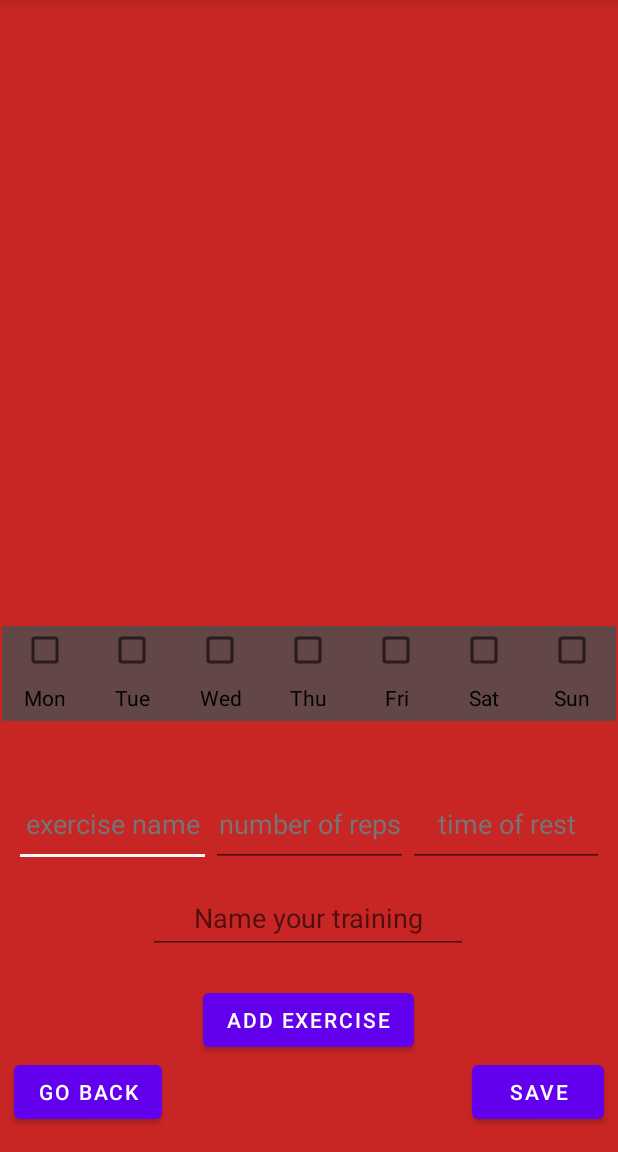
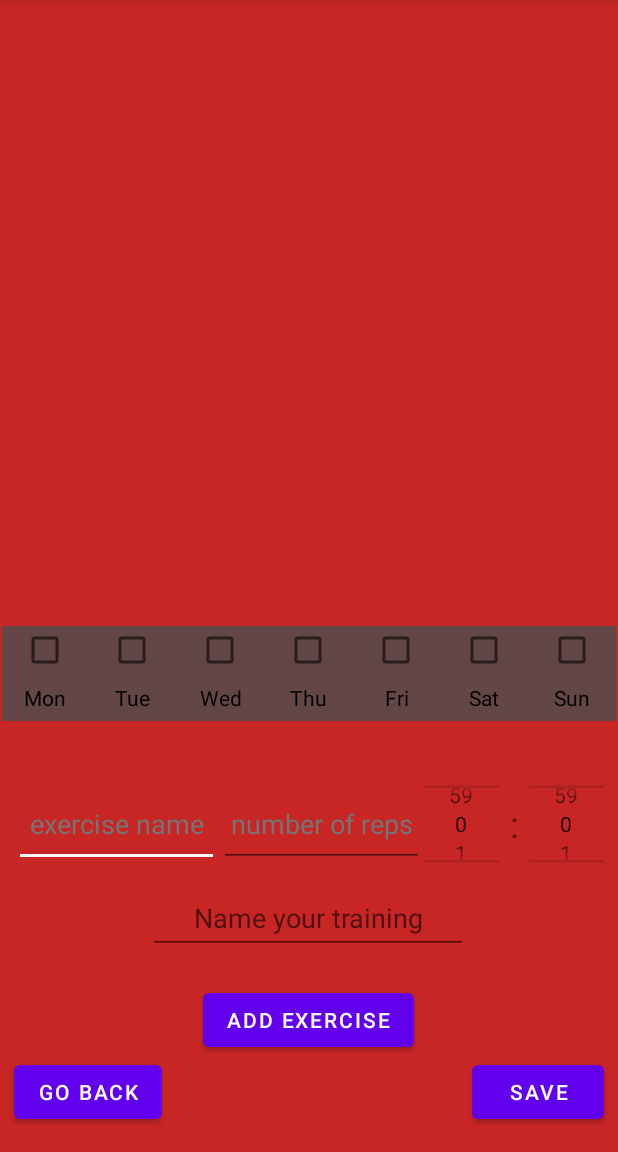
Before and after one commit to nidaloldd/My_Workout_app, an Android app: the PlaningActivity screen opened directly, with no data from a screen before it, on a phone screen of 412 x 824 dp, the part 84-1236 px from its top. Run offline under Robolectric (Android 15) with nearby library versions, the light colour scheme and no system bars.

Commit message:
RestTime

```diff
--- a/app/src/main/java/Adapter/ManageAdapter.java
+++ b/app/src/main/java/Adapter/ManageAdapter.java
@@ -78,7 +78,7 @@ public class ManageAdapter extends RecyclerView.Adapter<ManageAdapter.ViewHolder
 
                 ArrayList<String> ex_name = new ArrayList<String>();
                 ArrayList<Integer>ex_reps = new ArrayList<Integer>();
-                ArrayList<Integer>ex_rest = new ArrayList<Integer>();
+                ArrayList<String>ex_rest = new ArrayList<String>();
                 for(int i = 0 ; i< ex.size();i++){
                     ex_name.add(ex.get(i).getName());
                     ex_reps.add(ex.get(i).getReps_number());
@@ -107,7 +107,7 @@ public class ManageAdapter extends RecyclerView.Adapter<ManageAdapter.ViewHolder
 
                 ArrayList<String> ex_name = new ArrayList<String>();
                 ArrayList<Integer>ex_reps = new ArrayList<Integer>();
-                ArrayList<Integer>ex_rest = new ArrayList<Integer>();
+                ArrayList<String>ex_rest = new ArrayList<String>();
                 for(int i = 0 ; i< ex.size();i++){
                     ex_name.add(ex.get(i).getName());
                     ex_reps.add(ex.get(i).getReps_number());
--- a/app/src/main/java/com/example/my_workout_app/PlaningActivity.java
+++ b/app/src/main/java/com/example/my_workout_app/PlaningActivity.java
@@ -9,6 +9,7 @@ import android.view.View;
 import android.widget.Button;
 import android.widget.CheckBox;
 import android.widget.EditText;
+import android.widget.NumberPicker;
 import android.widget.RelativeLayout;
 import android.widget.ScrollView;
 import android.widget.TextView;
@@ -23,7 +24,6 @@ public class PlaningActivity extends AppCompatActivity implements View.OnClickLi
 
     private EditText addName;
     private EditText addReps;
-    private EditText addRest;
     private EditText workoutName;
     private Button addExerciseButton;
     private Button backButton;
@@ -42,6 +42,8 @@ public class PlaningActivity extends AppCompatActivity implements View.OnClickLi
     private CheckBox cb_6;
     private CheckBox cb_7;
     private final int maximumValOf_editText = 1000;
+    private NumberPicker minutesPicker;
+    private NumberPicker secondsPicker;
 
     private ArrayList<WorkoutPlan>workoutPlans;
     private ArrayList<Exercise> exercises ;
@@ -54,7 +56,8 @@ public class PlaningActivity extends AppCompatActivity implements View.OnClickLi
         setContentView(R.layout.activity_planing);
         addName = findViewById(R.id.add_nameID);
         addReps = findViewById(R.id.add_repsID);
-        addRest = findViewById(R.id.add_restID);
+        minutesPicker = findViewById(R.id.minute_pickerID);
+        secondsPicker = findViewById(R.id.secund_pickerID);
         workoutName = findViewById(R.id.get_nameID);
         addExerciseButton = findViewById(R.id.add_exercise_buttonID);
         TV = new ArrayList<TextView>();
@@ -67,6 +70,19 @@ public class PlaningActivity extends AppCompatActivity implements View.OnClickLi
 
         exercises = new ArrayList<Exercise>();
         days = new boolean[7];
+
+        int a =60;
+        String[] data = new String[a];
+        for (int i =0; i<a; i++){
+            data[i] = String.valueOf(i);
+        }
+        minutesPicker.setMinValue(0);
+        minutesPicker.setMaxValue(data.length-1);
+        minutesPicker.setDisplayedValues(data);
+        secondsPicker.setMinValue(0);
+        secondsPicker.setMaxValue(data.length-1);
+        secondsPicker.setDisplayedValues(data);
+
 
         cb_1 = findViewById(R.id.cb_1_ID);
         cb_2 = findViewById(R.id.cb_2_ID);
@@ -84,7 +100,7 @@ public class PlaningActivity extends AppCompatActivity implements View.OnClickLi
 
             ArrayList<String> ex_name = extras.getStringArrayList("ex_name");
             ArrayList<Integer>ex_reps = extras.getIntegerArrayList("ex_reps");
-            ArrayList<Integer>ex_rest = extras.getIntegerArrayList("ex_rest");
+            ArrayList<String>ex_rest = extras.getStringArrayList("ex_rest");
 
             exercises.clear();
             for(int i=0;i<ex_name.size();i++){
@@ -101,16 +117,15 @@ public class PlaningActivity extends AppCompatActivity implements View.OnClickLi
             public void onClick(View view) {
                 String name = addName.getText().toString();
                 String reps = addReps.getText().toString();
-                String rest = addRest.getText().toString();
+                String rest = minutesPicker.getValue()+":"+secondsPicker.getValue();
 
                 if      (name.length()==0){Toast.makeText(PlaningActivity.this,"you must name your exercise",Toast.LENGTH_LONG).show();}
                 else if (reps.length()==0){Toast.makeText(PlaningActivity.this,"Please enter the number of reps",Toast.LENGTH_LONG).show();}
                 else if (rest.length()==0){Toast.makeText(PlaningActivity.this,"Please enter the rest time",Toast.LENGTH_LONG).show();}
                 else if (name.length()>50){Toast.makeText(PlaningActivity.this,"too much character for an exercise name",Toast.LENGTH_LONG).show();}
                 else if (reps.length()>=4){Toast.makeText(PlaningActivity.this,"number of reps must be lower than 1000",Toast.LENGTH_LONG).show();}
-                else if (rest.length()>=4){Toast.makeText(PlaningActivity.this,"number of reps must be lower than 1000",Toast.LENGTH_LONG).show();}
                 else{
-                    exercises.add(new Exercise(name,Integer.parseInt(reps),Integer.parseInt(rest)));
+                    exercises.add(new Exercise(name,Integer.parseInt(reps),rest));
                     ReDrawLayout();
                 }
 
@@ -120,12 +135,6 @@ public class PlaningActivity extends AppCompatActivity implements View.OnClickLi
         backButton.setOnClickListener(this);
         saveButton.setOnClickListener(this);
 
-    }
-
-    public void Clear_EditTexts (){
-        addName.setText("");
-        addReps.setText("");
-        addRest.setText("");
     }
 
     @Override
@@ -275,28 +284,48 @@ public class PlaningActivity extends AppCompatActivity implements View.OnClickLi
         dialog.setContentView(R.layout.exercise_set);
         EditText setName =  dialog.findViewById(R.id.setNameID);
         EditText setReps =  dialog.findViewById(R.id.setRepsID);
-        EditText setRest =  dialog.findViewById(R.id.setRestID);
         Button setButton =  dialog.findViewById(R.id.setButtonID);
+        NumberPicker minutesPicker2 = dialog.findViewById(R.id.minute_pickerID);
+        NumberPicker secondsPicker2 = dialog.findViewById(R.id.secund_pickerID);
+
+        int a =60;
+        String[] data = new String[a];
+        for (int i =0; i<a; i++){
+            data[i] = String.valueOf(i);
+        }
+        minutesPicker2.setMinValue(0);
+        minutesPicker2.setMaxValue(data.length-1);
+        minutesPicker2.setDisplayedValues(data);
+        secondsPicker2.setMinValue(0);
+        secondsPicker2.setMaxValue(data.length-1);
+        secondsPicker2.setDisplayedValues(data);
+
 
         setName.setText(currentE.getName());
         setReps.setText(String.valueOf(currentE.getReps_number()));
-        setRest.setText(String.valueOf(currentE.getRest_time()));
+        String timeString = currentE.getRest_time();
+        int D = timeString.indexOf(":");
+        int minutes = Integer.parseInt(timeString.substring(0,D));
+        int seconds = Integer.parseInt(timeString.substring(D+1,timeString.length()));
+        minutesPicker2.setValue(minutes);
+        secondsPicker2.setValue(seconds);
+
 
         setButton.setOnClickListener(new View.OnClickListener() {
             @Override
             public void onClick(View view) {
                 String name = setName.getText().toString();
                 String reps = setReps.getText().toString();
-                String rest = setRest.getText().toString();
+                String rest = minutesPicker2.getValue()+":"+secondsPicker2.getValue();
 
                 if      (name.length()==0){Toast.makeText(PlaningActivity.this,"you must name your exercise",Toast.LENGTH_LONG).show();}
+                else if (reps.length()==0){Toast.makeText(PlaningActivity.this,"Please enter the number of reps",Toast.LENGTH_LONG).show();}
                 else if (reps.length()==0){Toast.makeText(PlaningActivity.this,"Please enter the number of reps",Toast.LENGTH_LONG).show();}
                 else if (rest.length()==0){Toast.makeText(PlaningActivity.this,"Please enter the rest time",Toast.LENGTH_LONG).show();}
                 else if (name.length()>50){Toast.makeText(PlaningActivity.this,"too much character for an exercise name",Toast.LENGTH_LONG).show();}
                 else if (reps.length()>=4){Toast.makeText(PlaningActivity.this,"number of reps must be lower than 1000",Toast.LENGTH_LONG).show();}
-                else if (rest.length()>=4){Toast.makeText(PlaningActivity.this,"number of reps must be lower than 1000",Toast.LENGTH_LONG).show();}
                 else{
-                    Exercise editedE = new Exercise(name,Integer.parseInt(reps),Integer.parseInt(rest));
+                    Exercise editedE = new Exercise(name,Integer.parseInt(reps),rest);
                     exercises.set(ex_index,editedE);
                     ReDrawLayout();
                     dialog.dismiss();
--- a/app/src/main/res/layout/activity_planing.xml
+++ b/app/src/main/res/layout/activity_planing.xml
@@ -111,19 +111,37 @@
             android:textColor="@color/black"
             android:textColorHint="#757575" />
 
-        <EditText
-            android:id="@+id/add_restID"
-            android:layout_width="wrap_content"
+        <LinearLayout
+            android:layout_width="120dp"
             android:layout_height="match_parent"
-            android:layout_weight="1"
-            android:ems="10"
-            android:hint="@string/time_of_rest"
-            android:inputType="number"
-            android:minHeight="48dp"
-            android:textAlignment="center"
-            android:textColor="@color/black"
-            android:textColorHint="#757575" />
+            android:orientation="horizontal"
+            app:layout_constraintBottom_toBottomOf="parent"
+            app:layout_constraintEnd_toEndOf="parent"
+            app:layout_constraintStart_toStartOf="parent"
+            app:layout_constraintTop_toTopOf="parent">
 
+            <NumberPicker
+                android:id="@+id/minute_pickerID"
+                android:layout_width="50dp"
+                android:layout_height="match_parent"
+                tools:ignore="MissingConstraints" />
+
+            <TextView
+                android:id="@+id/textView2"
+                android:layout_width="wrap_content"
+                android:layout_height="match_parent"
+                android:layout_weight="1"
+                android:gravity="center"
+                android:text=":"
+                android:textAlignment="center"
+                android:textSize="24sp" />
+
+            <NumberPicker
+                android:id="@+id/secund_pickerID"
+                android:layout_width="50dp"
+                android:layout_height="match_parent"
+                tools:ignore="MissingConstraints" />
+        </LinearLayout>
     </LinearLayout>
 
     <Button
--- a/app/src/main/res/values/strings.xml
+++ b/app/src/main/res/values/strings.xml
@@ -31,4 +31,5 @@
     <string name="set_workout">Set workout</string>
     <string name="do_workout">Do Workout</string>
     <string name="done">Done</string>
+    <string name="skip_rest">Skip rest</string>
 </resources>
```
Also changed, not shown: app/src/main/java/com/example/my_workout_app/DoWorkoutActivity.java (+14 -1 lines), app/src/main/java/com/example/my_workout_app/RestActivity.java (+62 -23 lines), app/src/main/java/myClasses/Exercise.java (+12 -11 lines), app/src/main/res/layout/activity_rest.xml (+9 -25 lines), app/src/main/res/layout/exercise_set.xml (+32 -10 lines).
